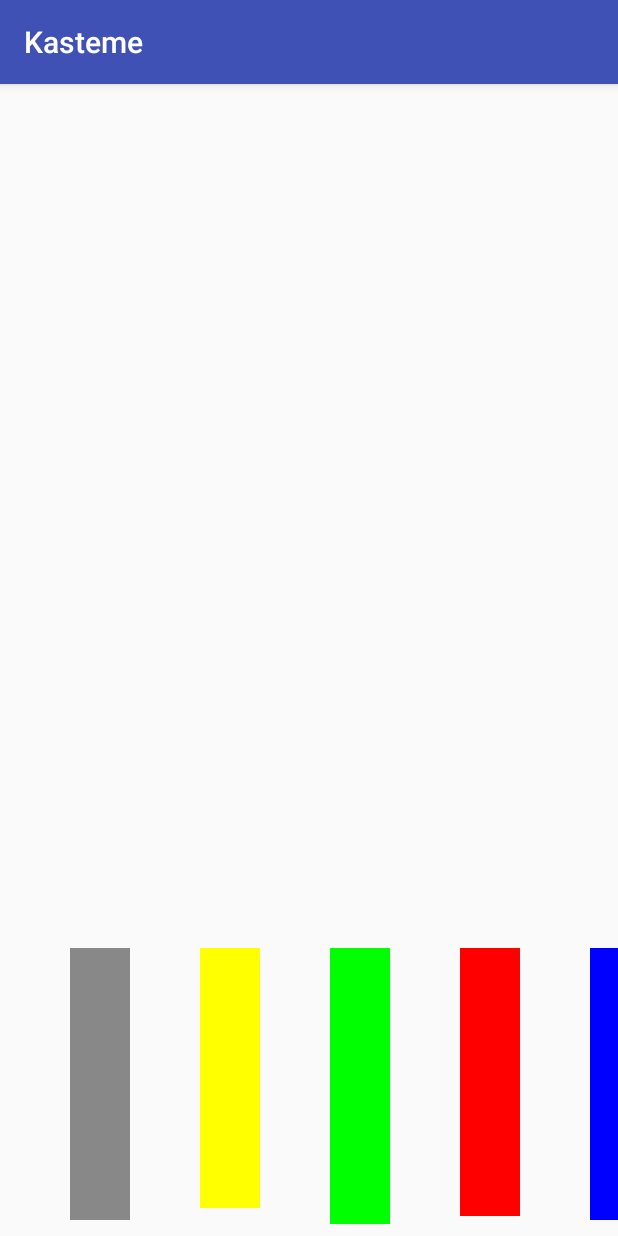
After one commit to zhangkaikong/khai, an Android app: the AnimatorActivity screen opened directly, with no data from a screen before it, on a phone screen of 412 x 824 dp. The commit adds this screen. Run offline under Robolectric (Android 15) with nearby library versions, the phone set to English and light mode, and no system bars.

Commit message:
AnimatorView

```diff
--- a/Kasteme/app/src/main/AndroidManifest.xml
+++ b/Kasteme/app/src/main/AndroidManifest.xml
@@ -15,6 +15,7 @@
                 <category android:name="android.intent.category.LAUNCHER" />
             </intent-filter>
         </activity>
+        <activity android:name=".AnimatorActivity"></activity>
     </application>
 
 </manifest>
--- /dev/null
+++ b/Kasteme/app/src/main/java/com/zhangkai/kasteme/kasteme/AnimatorActivity.java
@@ -0,0 +1,14 @@
+package com.zhangkai.kasteme.kasteme;
+
+import android.support.v7.app.AppCompatActivity;
+import android.os.Bundle;
+
+public class AnimatorActivity extends AppCompatActivity {
+private AnimatorView mAnimatorView;
+    @Override
+    protected void onCreate(Bundle savedInstanceState) {
+        super.onCreate(savedInstanceState);
+        setContentView(R.layout.activity_animator);
+        mAnimatorView = new AnimatorView(this);
+    }
+}
--- /dev/null
+++ b/Kasteme/app/src/main/java/com/zhangkai/kasteme/kasteme/AnimatorView.java
@@ -0,0 +1,71 @@
+package com.zhangkai.kasteme.kasteme;
+
+import android.content.Context;
+import android.graphics.Canvas;
+import android.graphics.Color;
+import android.graphics.Paint;
+import android.util.AttributeSet;
+import android.view.View;
+
+/**
+ * Created by zhangkai on 17-3-21.
+ */
+public class AnimatorView extends View {
+
+    private Paint mPaint;
+
+    private static final int RECT_WIDTH = 60;    //每个矩形块的宽度
+    private static final int RECT_DISTANCE = 70; //矩形块之间的间距
+    private static final int TOTAL_PAINT_TIMES = 100; //控制绘制速度,分100次完成绘制
+
+    //待绘制的矩形块矩阵，left为高度，right为颜色
+    private static final int[][] RECT_ARRAY = {
+            {480,Color.GRAY},
+            {700, Color.YELLOW},
+            {300,Color.GREEN},
+            {550,Color.RED},
+            {400,Color.BLUE}
+    };
+    private int mPaintTimes = 0;  //当前已经绘制的次数
+
+    public AnimatorView(Context context){
+        super(context);
+        initialize();
+    }
+
+    public AnimatorView(Context context, AttributeSet attrs){
+        super(context,attrs);
+        initialize();
+    }
+
+    public AnimatorView(Context context, AttributeSet attrs,int defStyle){
+        super(context,attrs);
+        initialize();
+    }
+
+    public void initialize(){
+        mPaint = new Paint();
+        mPaint.setAntiAlias(true);
+        mPaint.setStyle(Paint.Style.FILL);
+    }
+
+    @Override
+    protected void onDraw(Canvas canvas) {
+//        super.onDraw(canvas);
+        mPaintTimes++;
+
+        for( int i=0; i<RECT_ARRAY.length; i++ ) {
+
+            mPaint.setColor(RECT_ARRAY[i][1]);
+
+            int paintXPos = i*(RECT_WIDTH+RECT_DISTANCE) + RECT_DISTANCE;
+            int paintYPos = RECT_ARRAY[i][0]/TOTAL_PAINT_TIMES*mPaintTimes;
+
+            canvas.drawRect(paintXPos, getHeight()-paintYPos, paintXPos+RECT_WIDTH, getHeight()-getHeight()/4, mPaint);
+        }
+
+        if( mPaintTimes < TOTAL_PAINT_TIMES ) {
+            invalidate(); //实现动画的关键点
+        }
+    }
+}
--- a/Kasteme/app/src/main/java/com/zhangkai/kasteme/kasteme/KastemeView.java
+++ b/Kasteme/app/src/main/java/com/zhangkai/kasteme/kasteme/KastemeView.java
@@ -28,7 +28,6 @@ public class KastemeView extends View {
 
     public KastemeView(Context context, AttributeSet attrs){
         super(context,attrs);
-
         TypedArray actionbarSizeTypedArray = context.obtainStyledAttributes(new int[] { android.R.attr.actionBarSize});
         float h = actionbarSizeTypedArray.getDimension(0, 0);
         mActionBarHeight = (int)h;
@@ -73,10 +72,10 @@ public class KastemeView extends View {
 
     @Override
     public boolean onTouchEvent(MotionEvent event) {
-        mShowText = "";
+        mShowText = ""+event.getAction();
         mX = (int) event.getX();
         mY = (int) event.getY();
-        mShowText += "x=" + mX + ",y=" + mY;
+//        mShowText += "x=" + mX + ",y=" + mY;
         invalidate();
         return super.onTouchEvent(event);
     }
--- /dev/null
+++ b/Kasteme/app/src/main/res/layout/activity_animator.xml
@@ -0,0 +1,11 @@
+<?xml version="1.0" encoding="utf-8"?>
+<RelativeLayout xmlns:android="http://schemas.android.com/apk/res/android"
+    xmlns:tools="http://schemas.android.com/tools"
+    android:layout_width="match_parent"
+    android:layout_height="match_parent"
+    tools:context="com.zhangkai.kasteme.kasteme.AnimatorActivity">
+<com.zhangkai.kasteme.kasteme.AnimatorView
+    android:id="@+id/Animator"
+    android:layout_width="match_parent"
+    android:layout_height="match_parent" />
+</RelativeLayout>
```
Also changed, not shown: Kasteme/app/src/main/java/com/zhangkai/kasteme/kasteme/KaijunActivity.java (+25 -1 lines), Kasteme/app/src/main/res/menu/menu.xml (added, +7 -0 lines).
